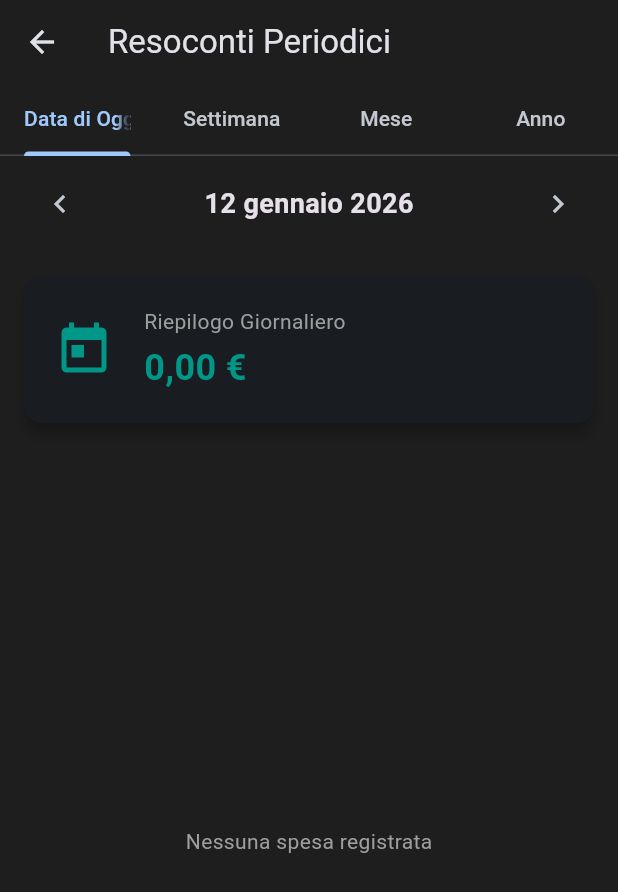
After one commit to losciuto/budget-giornaliero, a Flutter app: the screen it shows after launch, after a tap on the "analytics" icon, on a phone screen of 412 x 824 dp. The commit adds this screen. Shown: the top 892 px of the screen. Run offline on Flutter 3.47's test engine with Material 3 defaults, Android fonts, the light colour scheme and no system bars; our stand-ins replace file_picker, fl_chart, flutter_local_notifications, google_fonts, image_picker, permission_handler and 2 more; missing offline and left inert: excel, google_mlkit_text_recognition, local_notifier.

Commit message:
Implementazione resoconti periodici v2.7.0

```diff
--- a/flutter_app/lib/app_strings.dart
+++ b/flutter_app/lib/app_strings.dart
@@ -100,6 +100,20 @@ class AppStrings {
       'amount_found': 'Importo rilevato: {amount}',
       'no_amount_found': 'Nessun importo rilevato',
       'scan_tooltip': 'Scansiona importo da immagine',
+
+      // Periodic Reports
+      'periodic_reports': 'Resoconti Periodici',
+      'daily_summary': 'Riepilogo Giornaliero',
+      'weekly_summary': 'Riepilogo Settimanale',
+      'monthly_summary': 'Riepilogo Mensile',
+      'yearly_summary': 'Riepilogo Annuale',
+      'week': 'Settimana',
+      'month': 'Mese',
+      'year': 'Anno',
+      'previous': 'Precedente',
+      'next': 'Successivo',
+      'average_daily': 'Spesa media giornaliera',
+      'total_period': 'Totale Periodo',
     },
     'en': {
       'title': 'Daily Budget',
@@ -199,6 +213,20 @@ class AppStrings {
       'amount_found': 'Amount found: {amount}',
       'no_amount_found': 'No amount found',
       'scan_tooltip': 'Scan amount from image',
+
+      // Periodic Reports
+      'periodic_reports': 'Periodic Reports',
+      'daily_summary': 'Daily Summary',
+      'weekly_summary': 'Weekly Summary',
+      'monthly_summary': 'Monthly Summary',
+      'yearly_summary': 'Yearly Summary',
+      'week': 'Week',
+      'month': 'Month',
+      'year': 'Year',
+      'previous': 'Previous',
+      'next': 'Next',
+      'average_daily': 'Average daily expense',
+      'total_period': 'Total Period',
     },
     'es': {
       'title': 'Presupuesto Diario',
--- a/flutter_app/lib/logic.dart
+++ b/flutter_app/lib/logic.dart
@@ -219,4 +219,50 @@ class BudgetLogic {
     final targetDate = getInitialTargetDate(now, targetDay: targetDay);
     return getDaysRemaining(now, targetDate);
   }
+
+  /// Restituisce l'inizio della settimana (Lunedì) per una data data
+  static DateTime getStartOfWeek(DateTime date) {
+    return DateTime(date.year, date.month, date.day).subtract(Duration(days: date.weekday - 1));
+  }
+
+  /// Restituisce la fine della settimana (Domenica) per una data data
+  static DateTime getEndOfWeek(DateTime date) {
+    return getStartOfWeek(date).add(const Duration(days: 6, hours: 23, minutes: 59, seconds: 59));
+  }
+
+  /// Filtra le spese in un intervallo di date
+  static List<Expense> getExpensesInPeriod(List<Expense> expenses, DateTime start, DateTime end) {
+    return expenses.where((e) => e.date.isAfter(start.subtract(const Duration(seconds: 1))) &&
+                                e.date.isBefore(end.add(const Duration(seconds: 1)))).toList();
+  }
+
+  /// Calcola il totale speso in una specifica settimana
+  static double calculateWeeklyTotal(List<Expense> expenses, DateTime date) {
+    final start = getStartOfWeek(date);
+    final end = getEndOfWeek(date);
+    return calculateTotalExpenses(getExpensesInPeriod(expenses, start, end));
+  }
+
+  /// Calcola il totale speso in un specifico mese
+  static double calculateMonthlyTotal(List<Expense> expenses, DateTime date) {
+    final start = DateTime(date.year, date.month, 1);
+    final end = DateTime(date.year, date.month + 1, 0, 23, 59, 59);
+    return calculateTotalExpenses(getExpensesInPeriod(expenses, start, end));
+  }
+
+  /// Calcola il totale speso in un specifico anno
+  static double calculateYearlyTotal(List<Expense> expenses, int year) {
+    final start = DateTime(year, 1, 1);
+    final end = DateTime(year, 12, 31, 23, 59, 59);
+    return calculateTotalExpenses(getExpensesInPeriod(expenses, start, end));
+  }
+
+  /// Raggruppa le spese mensili per un anno
+  static Map<int, double> getMonthlyBreakdown(List<Expense> expenses, int year) {
+    final Map<int, double> breakdown = {};
+    for (int month = 1; month <= 12; month++) {
+      breakdown[month] = calculateMonthlyTotal(expenses, DateTime(year, month));
+    }
+    return breakdown;
+  }
 }
--- a/flutter_app/lib/main.dart
+++ b/flutter_app/lib/main.dart
@@ -16,6 +16,7 @@ import 'services/storage_service.dart';
 import 'services/excel_service.dart';
 import 'services/notification_service.dart';
 import 'widgets/add_expense_dialog.dart';
+import 'screens/periodic_reports_screen.dart';
 
 void main() async {
   WidgetsFlutterBinding.ensureInitialized();
@@ -341,6 +342,19 @@ class _BudgetHomeScreenState extends State<BudgetHomeScreen> {
     );
   }
 
+  void _showPeriodicReports() {
+    Navigator.push(
+      context,
+      MaterialPageRoute(
+        builder: (context) => PeriodicReportsScreen(
+          expenses: _expenses,
+          languageCode: _selectedLanguage,
+          currencyFormat: _currencyFormat,
+        ),
+      ),
+    );
+  }
+
   void _showSearchFilter() {
     Navigator.push(
       context,
@@ -628,7 +642,7 @@ class _BudgetHomeScreenState extends State<BudgetHomeScreen> {
                     "${AppStrings.get(context, 'author', languageCode: _selectedLanguage)}: Massimo Lo Sciuto\n"
                     "${AppStrings.get(context, 'support', languageCode: _selectedLanguage)}: Antigravity\n"
                     "${AppStrings.get(context, 'development', languageCode: _selectedLanguage)}: Gemini 3 Pro\n"
-                    "${AppStrings.get(context, 'version', languageCode: _selectedLanguage)}: 2.6.0 (Flutter)",
+                    "${AppStrings.get(context, 'version', languageCode: _selectedLanguage)}: 2.7.0 (Flutter)",
                   ),
                   const SizedBox(height: 12),
                   if (Platform.isWindows || Platform.isLinux || Platform.isMacOS)
@@ -778,6 +792,12 @@ class _BudgetHomeScreenState extends State<BudgetHomeScreen> {
                     tooltip: AppStrings.get(context, 'statistics', languageCode: _selectedLanguage),
                     onPressed: _showStatistics,
                     color: Colors.purpleAccent,
+                  ),
+                  IconButton(
+                    icon: const Icon(Icons.analytics_outlined),
+                    tooltip: AppStrings.get(context, 'periodic_reports', languageCode: _selectedLanguage),
+                    onPressed: _showPeriodicReports,
+                    color: Colors.tealAccent,
                   ),
                   // Menu Altro
                   PopupMenuButton<String>(
--- /dev/null
+++ b/flutter_app/lib/screens/periodic_reports_screen.dart
@@ -0,0 +1,335 @@
+import 'package:flutter/material.dart';
+import 'package:intl/intl.dart';
+import 'package:fl_chart/fl_chart.dart';
+import '../logic.dart';
+import '../app_strings.dart';
+
+class PeriodicReportsScreen extends StatefulWidget {
+  final List<Expense> expenses;
+  final String languageCode;
+  final NumberFormat currencyFormat;
+
+  const PeriodicReportsScreen({
+    super.key,
+    required this.expenses,
+    required this.languageCode,
+    required this.currencyFormat,
+  });
+
+  @override
+  State<PeriodicReportsScreen> createState() => _PeriodicReportsScreenState();
+}
+
+class _PeriodicReportsScreenState extends State<PeriodicReportsScreen> with SingleTickerProviderStateMixin {
+  late TabController _tabController;
+  DateTime _focusedDate = DateTime.now();
+
+  @override
+  void initState() {
+    super.initState();
+    _tabController = TabController(length: 4, vsync: this);
+  }
+
+  @override
+  void dispose() {
+    _tabController.dispose();
+    super.dispose();
+  }
+
+  void _movePeriod(int delta) {
+    setState(() {
+      switch (_tabController.index) {
+        case 0: // Giornaliero
+          _focusedDate = _focusedDate.add(Duration(days: delta));
+          break;
+        case 1: // Settimanale
+          _focusedDate = _focusedDate.add(Duration(days: delta * 7));
+          break;
+        case 2: // Mensile
+          _focusedDate = DateTime(_focusedDate.year, _focusedDate.month + delta, 1);
+          break;
+        case 3: // Annuale
+          _focusedDate = DateTime(_focusedDate.year + delta, _focusedDate.month, 1);
+          break;
+      }
+    });
+  }
+
+  String _getPeriodLabel() {
+    switch (_tabController.index) {
+      case 0: // Giornaliero
+        return DateFormat.yMMMMd(widget.languageCode).format(_focusedDate);
+      case 1: // Settimanale
+        final start = BudgetLogic.getStartOfWeek(_focusedDate);
+        final end = BudgetLogic.getEndOfWeek(_focusedDate);
+        return "${DateFormat.MMMd(widget.languageCode).format(start)} - ${DateFormat.yMMMd(widget.languageCode).format(end)}";
+      case 2: // Mensile
+        return DateFormat.yMMMM(widget.languageCode).format(_focusedDate);
+      case 3: // Annuale
+        return _focusedDate.year.toString();
+      default:
+        return "";
+    }
+  }
+
+  @override
+  Widget build(BuildContext context) {
+    return Scaffold(
+      appBar: AppBar(
+        title: Text(AppStrings.get(context, 'periodic_reports', languageCode: widget.languageCode)),
+        bottom: TabBar(
+          controller: _tabController,
+          onTap: (index) => setState(() {}),
+          tabs: [
+            Tab(text: AppStrings.get(context, 'today', languageCode: widget.languageCode)),
+            Tab(text: AppStrings.get(context, 'week', languageCode: widget.languageCode)),
+            Tab(text: AppStrings.get(context, 'month', languageCode: widget.languageCode)),
+            Tab(text: AppStrings.get(context, 'year', languageCode: widget.languageCode)),
+          ],
+        ),
+      ),
+      body: Column(
+        children: [
+          // Navigazione Periodo
+          Padding(
+            padding: const EdgeInsets.symmetric(vertical: 8.0, horizontal: 16.0),
+            child: Row(
+              mainAxisAlignment: MainAxisAlignment.spaceBetween,
+              children: [
+                IconButton(
+                  icon: const Icon(Icons.chevron_left),
+                  onPressed: () => _movePeriod(-1),
+                  tooltip: AppStrings.get(context, 'previous', languageCode: widget.languageCode),
+                ),
+                Text(
+                  _getPeriodLabel(),
+                  style: const TextStyle(fontSize: 18, fontWeight: FontWeight.bold),
+                ),
+                IconButton(
+                  icon: const Icon(Icons.chevron_right),
+                  onPressed: () => _movePeriod(1),
+                  tooltip: AppStrings.get(context, 'next', languageCode: widget.languageCode),
+                ),
+              ],
+            ),
+          ),
+          Expanded(
+            child: TabBarView(
+              controller: _tabController,
+              physics: const NeverScrollableScrollPhysics(), // Disabilita swipe per evitare conflitti con grafici
+              children: [
+                _buildDailyTab(),
+                _buildWeeklyTab(),
+                _buildMonthlyTab(),
+                _buildYearlyTab(),
+              ],
+            ),
+          ),
+        ],
+      ),
+    );
+  }
+
+  Widget _buildSummaryCard(String title, double amount, IconData icon, Color color) {
+    return Card(
+      elevation: 4,
+      margin: const EdgeInsets.all(16),
+      child: Padding(
+        padding: const EdgeInsets.all(20),
+        child: Row(
+          children: [
+            Icon(icon, size: 40, color: color),
+            const SizedBox(width: 20),
+            Column(
+              crossAxisAlignment: CrossAxisAlignment.start,
+              children: [
+                Text(title, style: const TextStyle(fontSize: 14, color: Colors.grey)),
+                const SizedBox(height: 4),
+                Text(
+                  widget.currencyFormat.format(amount),
+                  style: TextStyle(fontSize: 24, fontWeight: FontWeight.bold, color: color),
+                ),
+              ],
+            ),
+          ],
+        ),
+      ),
+    );
+  }
+
+  Widget _buildDailyTab() {
+    final startOfDay = DateTime(_focusedDate.year, _focusedDate.month, _focusedDate.day);
+    final endOfDay = DateTime(_focusedDate.year, _focusedDate.month, _focusedDate.day, 23, 59, 59);
+    final dailyExpenses = BudgetLogic.getExpensesInPeriod(widget.expenses, startOfDay, endOfDay);
+    final total = BudgetLogic.calculateTotalExpenses(dailyExpenses);
+
+    return _buildExpenseListWithTotal(dailyExpenses, total, AppStrings.get(context, 'daily_summary', languageCode: widget.languageCode));
+  }
+
+  Widget _buildWeeklyTab() {
+    final start = BudgetLogic.getStartOfWeek(_focusedDate);
+    final end = BudgetLogic.getEndOfWeek(_focusedDate);
+    final weeklyExpenses = BudgetLogic.getExpensesInPeriod(widget.expenses, start, end);
+    final total = BudgetLogic.calculateTotalExpenses(weeklyExpenses);
+
+    // Dati per grafico a barre (7 giorni)
+    final Map<int, double> dailyTotals = {};
+    for (int i = 0; i < 7; i++) {
+      final day = start.add(Duration(days: i));
+      final dayExpenses = BudgetLogic.getExpensesInPeriod(widget.expenses,
+          DateTime(day.year, day.month, day.day),
+          DateTime(day.year, day.month, day.day, 23, 59, 59));
+      dailyTotals[i] = BudgetLogic.calculateTotalExpenses(dayExpenses);
+    }
+
+    return SingleChildScrollView(
+      child: Column(
+        children: [
+          _buildSummaryCard(AppStrings.get(context, 'weekly_summary', languageCode: widget.languageCode), total, Icons.calendar_view_week, Colors.orange),
+          _buildBarChart(dailyTotals, 7, (value) {
+            const weekdays = ['L', 'M', 'M', 'G', 'V', 'S', 'D'];
+            return weekdays[value.toInt()];
+          }),
+          _buildExpenseList(weeklyExpenses),
+        ],
+      ),
+    );
+  }
+
+  Widget _buildMonthlyTab() {
+    final start = DateTime(_focusedDate.year, _focusedDate.month, 1);
+    final end = DateTime(_focusedDate.year, _focusedDate.month + 1, 0, 23, 59, 59);
+    final monthlyExpenses = BudgetLogic.getExpensesInPeriod(widget.expenses, start, end);
+    final total = BudgetLogic.calculateTotalExpenses(monthlyExpenses);
+
+    // Dati per grafico (settimane del mese)
+    final Map<int, double> weeklyTotals = {};
+    for (int i = 0; i < 5; i++) {
+        final wStart = start.add(Duration(days: i * 7));
+        if (wStart.isAfter(end)) break;
+        final wEnd = wStart.add(const Duration(days: 6, hours: 23, minutes: 59));
+        weeklyTotals[i] = BudgetLogic.calculateTotalExpenses(BudgetLogic.getExpensesInPeriod(widget.expenses, wStart, wEnd));
+    }
+
+    return SingleChildScrollView(
+      child: Column(
+        children: [
+          _buildSummaryCard(AppStrings.get(context, 'monthly_summary', languageCode: widget.languageCode), total, Icons.calendar_month, Colors.blue),
+          _buildBarChart(weeklyTotals, weeklyTotals.length, (value) => "S${value.toInt() + 1}"),
+          _buildExpenseList(monthlyExpenses),
+        ],
+      ),
+    );
+  }
+
+  Widget _buildYearlyTab() {
+    final year = _focusedDate.year;
+    final yearlyExpenses = BudgetLogic.getExpensesInPeriod(widget.expenses, DateTime(year, 1, 1), DateTime(year, 12, 31, 23, 59, 59));
+    final total = BudgetLogic.calculateTotalExpenses(yearlyExpenses);
+    final breakdown = BudgetLogic.getMonthlyBreakdown(widget.expenses, year);
+
+    return SingleChildScrollView(
+      child: Column(
+        children: [
+          _buildSummaryCard(AppStrings.get(context, 'yearly_summary', languageCode: widget.languageCode), total, Icons.calendar_today, Colors.green),
+          _buildBarChart( breakdown, 12, (value) {
+            const months = ['G', 'F', 'M', 'A', 'M', 'G', 'L', 'A', 'S', 'O', 'N', 'D'];
+            return months[value.toInt() - 1];
+          }),
+          _buildExpenseList(yearlyExpenses),
+        ],
+      ),
+    );
+  }
+
+  Widget _buildBarChart(Map<dynamic, double> data, int count, String Function(double) getTitle) {
+    if (data.values.every((v) => v == 0)) return const SizedBox.shrink();
+
+    double maxY = data.values.isEmpty ? 10 : data.values.reduce((a, b) => a > b ? a : b) * 1.2;
+    if (maxY == 0) maxY = 10;
+
+    return Container(
+      height: 200,
+      padding: const EdgeInsets.all(16),
+      child: BarChart(
+        BarChartData(
+          alignment: BarChartAlignment.spaceAround,
+          maxY: maxY,
+          barGroups: List.generate(count, (index) {
+            final key = data.keys.elementAt(index);
+            return BarChartGroupData(
+              x: index,
+              barRods: [
+                BarChartRodData(
+                  toY: data[key] ?? 0,
+                  color: Theme.of(context).colorScheme.primary,
+                  width: 12,
+                  borderRadius: const BorderRadius.vertical(top: Radius.circular(4)),
+                )
+              ],
+            );
+          }),
+          titlesData: FlTitlesData(
+            show: true,
+            bottomTitles: AxisTitles(
+              sideTitles: SideTitles(
+                showTitles: true,
+                getTitlesWidget: (value, meta) => Text(getTitle(value), style: const TextStyle(fontSize: 10)),
+              ),
+            ),
+            leftTitles: const AxisTitles(sideTitles: SideTitles(showTitles: false)),
+            topTitles: const AxisTitles(sideTitles: SideTitles(showTitles: false)),
+            rightTitles: const AxisTitles(sideTitles: SideTitles(showTitles: false)),
+          ),
+          gridData: const FlGridData(show: false),
+          borderData: FlBorderData(show: false),
+        ),
+      ),
+    );
+  }
+
+  Widget _buildExpenseListWithTotal(List<Expense> expenses, double total, String title) {
+    return Column(
+      children: [
+        _buildSummaryCard(title, total, Icons.today, Colors.teal),
+        Expanded(child: _buildExpenseList(expenses)),
+      ],
+    );
+  }
+
+  Widget _buildExpenseList(List<Expense> expenses) {
+    if (expenses.isEmpty) {
+      return Center(
+        child: Padding(
+          padding: const EdgeInsets.all(32.0),
+          child: Text(
+            AppStrings.get(context, 'no_expenses', languageCode: widget.languageCode),
+            style: const TextStyle(color: Colors.grey),
+          ),
+        ),
+      );
+    }
+
+    return ListView.builder(
+      shrinkWrap: true,
+      physics: const NeverScrollableScrollPhysics(),
+      itemCount: expenses.length,
+      itemBuilder: (context, index) {
+        final expense = expenses[index];
+        final category = expense.category;
+        return ListTile(
+          leading: CircleAvatar(
+            backgroundColor: category.color.withOpacity(0.2),
+            child: Icon(category.icon, color: category.color),
+          ),
+          title: Text(expense.description),
+          subtitle: Text(DateFormat.yMMMd(widget.languageCode).format(expense.date)),
+          trailing: Text(
+            widget.currencyFormat.format(expense.amount),
+            style: const TextStyle(fontWeight: FontWeight.bold, color: Colors.redAccent),
+          ),
+        );
+      },
+    );
+  }
+}
--- a/flutter_app/pubspec.yaml
+++ b/flutter_app/pubspec.yaml
@@ -1,7 +1,7 @@
 name: budget_giornaliero
 description: Un'applicazione per calcolare il budget giornaliero.
 publish_to: "none"
-version: 2.6.2+8
+version: 2.7.0+9
 
 environment:
   sdk: ">=3.0.0 <4.0.0"
@@ -49,7 +49,7 @@ msix_config:
   display_name: Budget Giornaliero
   publisher_display_name: Massimo Lo Sciuto
   identity_name: com.losciuto.budgetgiornaliero
-  msix_version: 2.6.2.0
+  msix_version: 2.7.0.0
   logo_path: assets\icon.png
   capabilities: internetClient
   languages: it-IT, en-US
```
Also changed, not shown: 12 other files.
